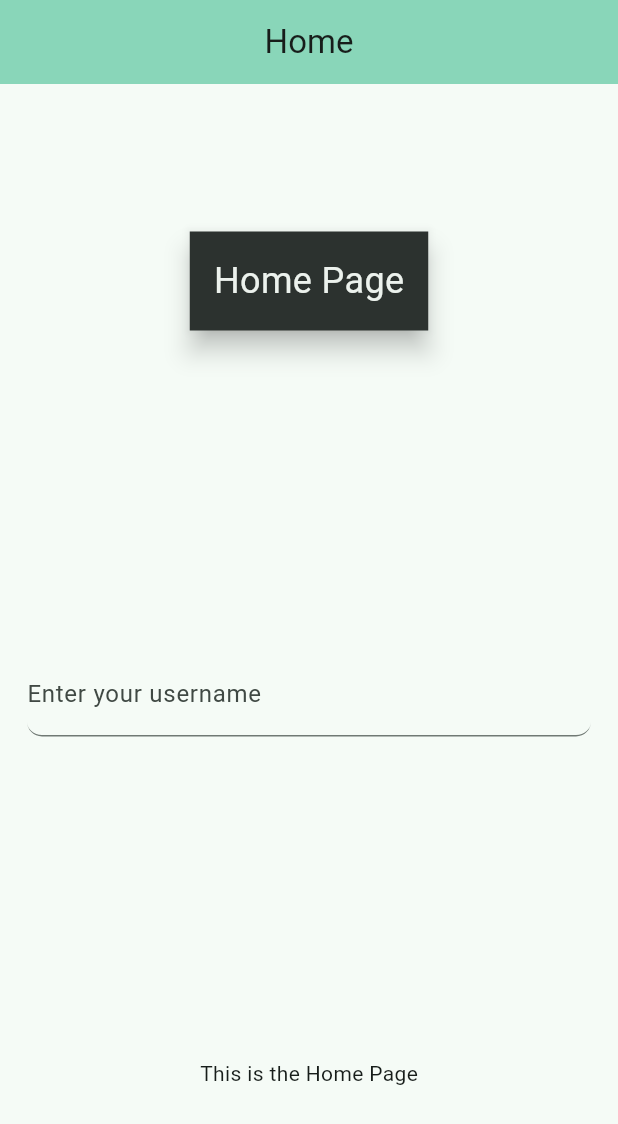
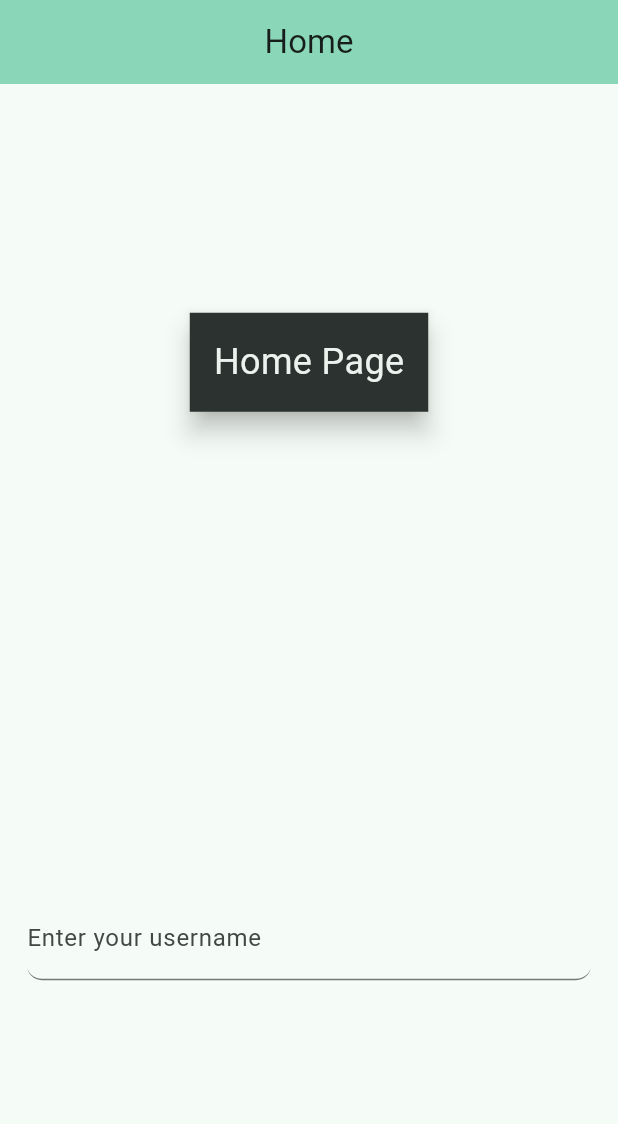
Before and after one commit to jvcss/statemanager, a Flutter app: the screen it shows after launch, on a phone screen of 412 x 824 dp. Shown: the top 1124 px of the screen. Run offline on Flutter 3.47's test engine with Material 3 defaults, Android fonts, the phone set to English and light mode, and no system bars.

Commit message:
dx: improve syntax

```diff
--- a/lib/main.dart
+++ b/lib/main.dart
@@ -1,13 +1,13 @@
 import 'package:flutter/material.dart';
 
 void main() {
-  runApp(App());
+  runApp(const App());
 }
 
 class App extends StatelessWidget {
-  App({super.key});
-  Color green = const Color.fromRGBO(1, 204, 160, 1);
-  Color backgroundColor = const Color.fromRGBO(26, 31, 36, 1);
+  const App({super.key});
+  final Color green = const Color.fromRGBO(1, 204, 160, 1);
+  final Color backgroundColor = const Color.fromRGBO(26, 31, 36, 1);
 
   @override
   Widget build(BuildContext context) {
@@ -64,7 +64,6 @@ class HomePage extends StatelessWidget {
                 ),
               ),
             ),
-            const Text('This is the Home Page'),
           ],
         ),
       ),
```
